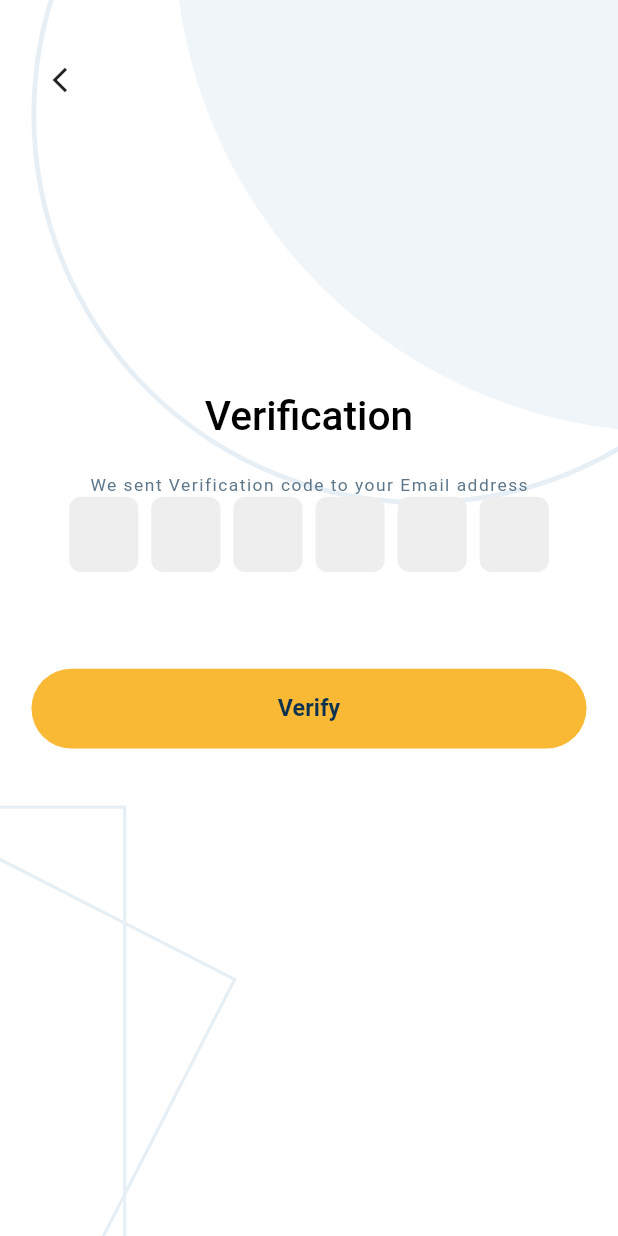
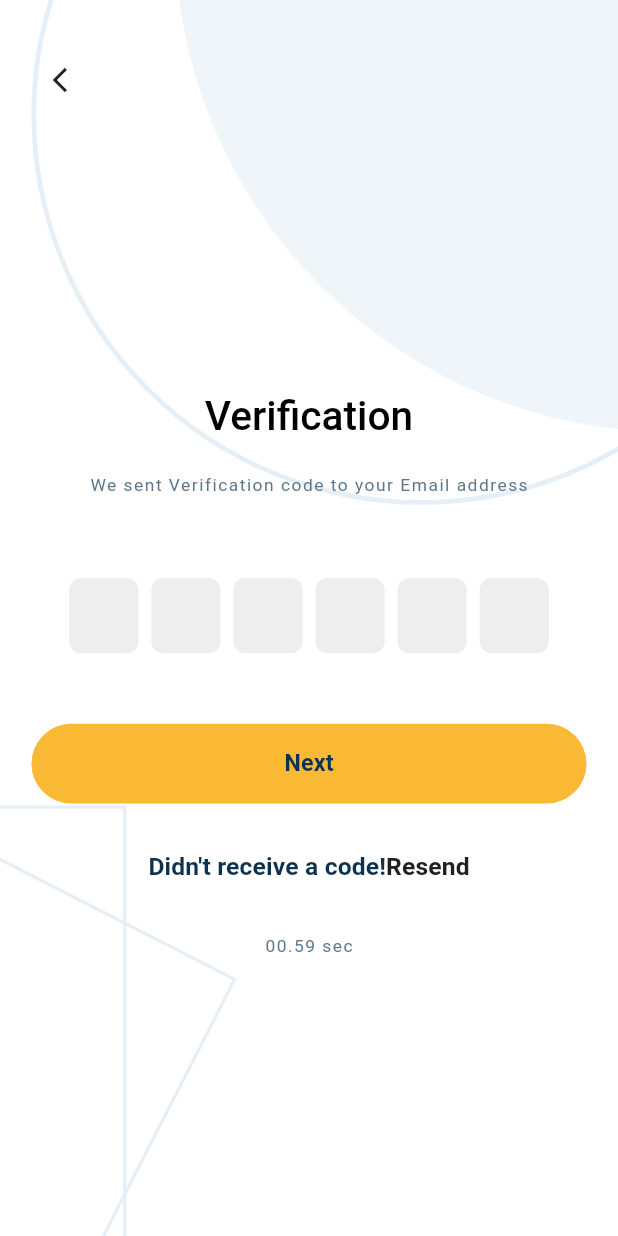
Before and after one commit to nizam-app/Market-Jango-Backend-Update, a Flutter app: the VerificationScreen screen opened by its route, on a phone screen of 412 x 824 dp. Run offline on Flutter 3.47's test engine with Material 3 defaults, Android fonts, the phone set to English and light mode, and no system bars; drawn by our look-alikes of pin_code_fields; our stand-ins replace carousel_slider, flutter_riverpod, flutter_screenutil, flutter_svg, get, go_router and 2 more.

```diff
--- a/lib/features/auth/screens/verification_screen.dart
+++ b/lib/features/auth/screens/verification_screen.dart
@@ -1,6 +1,7 @@
 import 'package:flutter/material.dart';
 import 'package:flutter_screenutil/flutter_screenutil.dart';
 import 'package:go_router/go_router.dart';
+import 'package:market_jango/core/constants/color_control/all_color.dart';
 import 'package:market_jango/core/widget/custom_auth_button.dart';
 import 'package:market_jango/core/widget/sreeen_brackground.dart';
 import 'package:pin_code_fields/pin_code_fields.dart';
@@ -24,7 +25,8 @@ class VerificationScreen extends StatelessWidget {
               CustomBackButton(),
               VerifiUpperText(),
               OTPPin(),
-              CustomAuthButton(buttonText: "Verify", onTap: (){gotoNextScreen(context);},),
+              CustomAuthButton(buttonText: "Next", onTap: (){gotoNextScreen(context);},),
+              VerificationResendText(),
             ],
           ),
         ),
@@ -69,7 +71,7 @@ class OTPPin extends StatelessWidget {
             keyboardType: TextInputType.number,
             enableActiveFill: true,
           ),
-          SizedBox(height: 50.h), // Reduced height for better layout
+          SizedBox(height: 32.h),
         ],
       ),
     );
@@ -89,7 +91,44 @@ class VerifiUpperText extends StatelessWidget {
         Text("Verification",style: Theme.of(context).textTheme.titleLarge,),
          SizedBox(height: 20.h,),
         Text("We sent Verification code to your Email address",style: Theme.of(context).textTheme.titleMedium,),
+        SizedBox(height: 56.h),
       ],
     );
   }
 }
+
+
+class VerificationResendText extends StatelessWidget {
+  const VerificationResendText({
+    super.key,
+  });
+
+  @override
+  Widget build(BuildContext context) {
+    return Column(
+      children: [
+         SizedBox(height: 32.h,),
+         Text.rich(
+          TextSpan(
+            text: "Didn't receive a code!",
+            style: Theme.of(context).textTheme.titleSmall,
+            children: [
+              TextSpan(
+                text: "Resend",
+                style: Theme.of(context).textTheme.titleSmall?.copyWith(
+                  color: AllColor.blask,
+                  fontWeight: FontWeight.w700,),
+                onEnter: (_){
+                  context.pop();
+                }
+              ),
+            ],
+          ),
+        ),
+         SizedBox(height: 32.h,),
+        Center(child: Text("00.59 sec",style: Theme.of(context).textTheme.titleMedium,)),
+        SizedBox(height: 32.h),
+      ],
+    );
+  }
+}
```
Also changed, not shown: lib/core/constants/text controler/text.dart (+214 -29 lines), lib/features/settings/screens/settings_screen.dart (line endings or trailing spaces).
